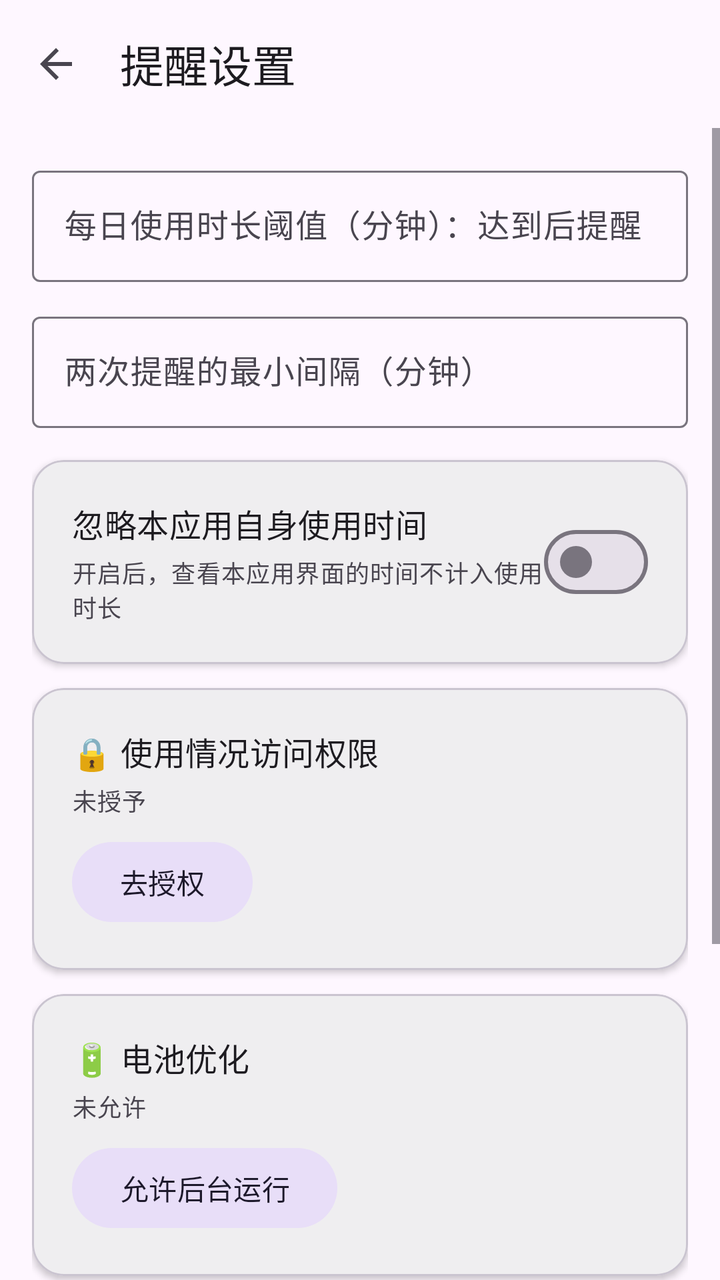
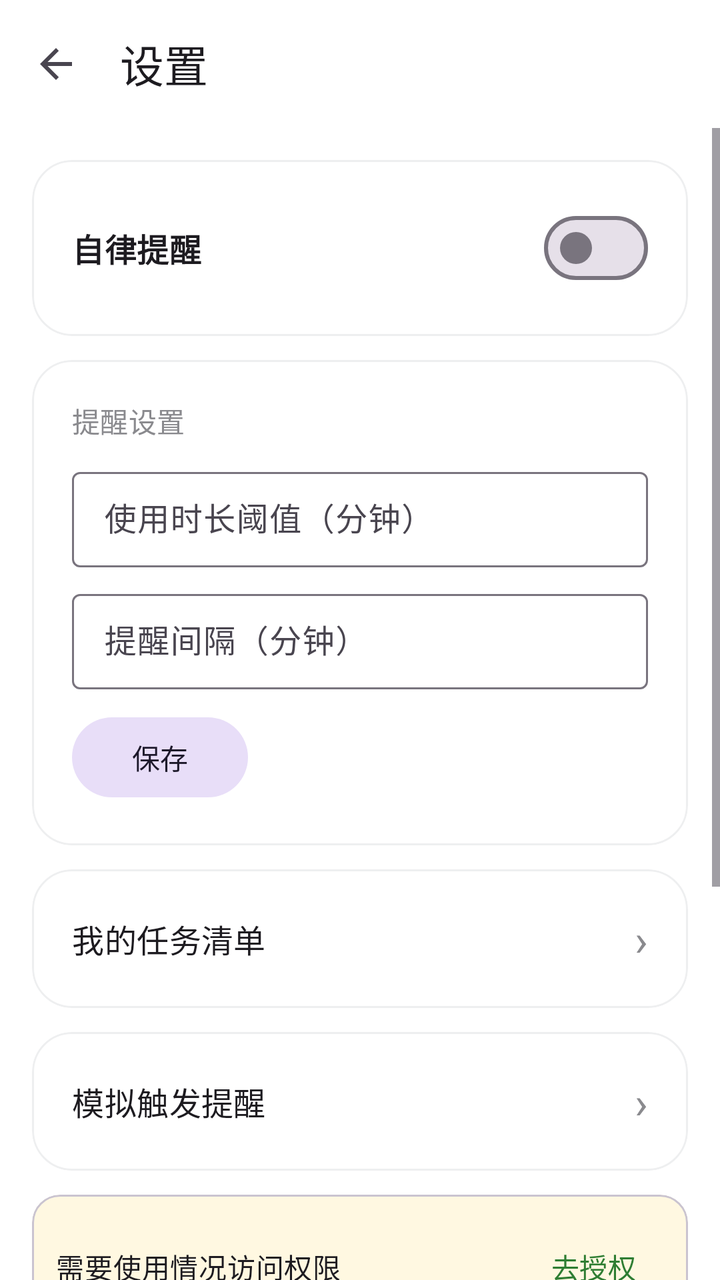

Before-and-after screenshots of an Android layout around one commit, followed by the original layout XML and the change that was made.
<!-- AndroidManifest.xml: application theme Theme.SelfDiscipline -->
<!-- res/layout/activity_settings.xml -->
<?xml version="1.0" encoding="utf-8"?>
<LinearLayout xmlns:android="http://schemas.android.com/apk/res/android"
    xmlns:app="http://schemas.android.com/apk/res-auto"
    android:layout_width="match_parent"
    android:layout_height="match_parent"
    android:orientation="vertical">

    <com.google.android.material.appbar.MaterialToolbar
        android:id="@+id/toolbar"
        android:layout_width="match_parent"
        android:layout_height="?attr/actionBarSize"
        app:navigationIcon="?attr/homeAsUpIndicator"
        app:title="提醒设置" />

    <ScrollView
        android:layout_width="match_parent"
        android:layout_height="0dp"
        android:layout_weight="1">

        <LinearLayout
            android:layout_width="match_parent"
            android:layout_height="wrap_content"
            android:orientation="vertical"
            android:padding="16dp">

            <com.google.android.material.textfield.TextInputLayout
                android:layout_width="match_parent"
                android:layout_height="wrap_content"
                android:hint="每日使用时长阈值（分钟）：达到后提醒"
                style="@style/Widget.Material3.TextInputLayout.OutlinedBox">

                <com.google.android.material.textfield.TextInputEditText
                    android:id="@+id/etThreshold"
                    android:layout_width="match_parent"
                    android:layout_height="wrap_content"
                    android:inputType="number"
                    android:maxLines="1" />
            </com.google.android.material.textfield.TextInputLayout>

            <com.google.android.material.textfield.TextInputLayout
                android:layout_width="match_parent"
                android:layout_height="wrap_content"
                android:layout_marginTop="12dp"
                android:hint="两次提醒的最小间隔（分钟）"
                style="@style/Widget.Material3.TextInputLayout.OutlinedBox">

                <com.google.android.material.textfield.TextInputEditText
                    android:id="@+id/etInterval"
                    android:layout_width="match_parent"
                    android:layout_height="wrap_content"
                    android:inputType="number"
                    android:maxLines="1" />
            </com.google.android.material.textfield.TextInputLayout>

            
            <com.google.android.material.card.MaterialCardView
                android:layout_width="match_parent"
                android:layout_height="wrap_content"
                android:layout_marginTop="16dp"
                app:cardCornerRadius="16dp"
                app:cardElevation="2dp">

                <LinearLayout
                    android:layout_width="match_parent"
                    android:layout_height="wrap_content"
                    android:gravity="center_vertical"
                    android:orientation="horizontal"
                    android:padding="20dp">

                    <LinearLayout
                        android:layout_width="0dp"
                        android:layout_height="wrap_content"
                        android:layout_weight="1"
                        android:orientation="vertical">

                        <TextView
                            android:layout_width="wrap_content"
                            android:layout_height="wrap_content"
                            android:text="忽略本应用自身使用时间"
                            android:textAppearance="?attr/textAppearanceTitleMedium" />

                        <TextView
                            android:layout_width="wrap_content"
                            android:layout_height="wrap_content"
                            android:layout_marginTop="4dp"
                            android:text="开启后，查看本应用界面的时间不计入使用时长"
                            android:textAppearance="?attr/textAppearanceBodySmall"
                            android:textColor="?android:attr/textColorSecondary" />
                    </LinearLayout>

                    <com.google.android.material.materialswitch.MaterialSwitch
                        android:id="@+id/switchExcludeSelf"
                        android:layout_width="wrap_content"
                        android:layout_height="wrap_content" />
                </LinearLayout>
            </com.google.android.material.card.MaterialCardView>

            
            <com.google.android.material.card.MaterialCardView
                android:layout_width="match_parent"
                android:layout_height="wrap_content"
                android:layout_marginTop="12dp"
                app:cardCornerRadius="16dp"
                app:cardElevation="2dp">

                <LinearLayout
                    android:layout_width="match_parent"
                    android:layout_height="wrap_content"
                    android:orientation="vertical"
                    android:padding="20dp">

                    <TextView
                        android:layout_width="wrap_content"
                        android:layout_height="wrap_content"
                        android:text="🔒 使用情况访问权限"
                        android:textAppearance="?attr/textAppearanceTitleMedium" />

                    <TextView
                        android:id="@+id/tvPermissionStatus"
                        android:layout_width="wrap_content"
                        android:layout_height="wrap_content"
                        android:layout_marginTop="4dp"
                        android:text="未授予"
                        android:textAppearance="?attr/textAppearanceBodySmall"
                        android:textColor="?android:attr/textColorSecondary" />

                    <com.google.android.material.button.MaterialButton
                        android:id="@+id/btnGrantPermission"
                        android:layout_width="wrap_content"
                        android:layout_height="wrap_content"
                        android:layout_marginTop="8dp"
                        android:text="去授权"
                        style="@style/Widget.Material3.Button.TonalButton" />
                </LinearLayout>
            </com.google.android.material.card.MaterialCardView>

            
            <com.google.android.material.card.MaterialCardView
                android:layout_width="match_parent"
                android:layout_height="wrap_content"
                android:layout_marginTop="12dp"
                app:cardCornerRadius="16dp"
                app:cardElevation="2dp">

                <LinearLayout
                    android:layout_width="match_parent"
                    android:layout_height="wrap_content"
                    android:orientation="vertical"
                    android:padding="20dp">

                    <TextView
                        android:layout_width="wrap_content"
                        android:layout_height="wrap_content"
                        android:text="🔋 电池优化"
                        android:textAppearance="?attr/textAppearanceTitleMedium" />

                    <TextView
                        android:id="@+id/tvBatteryStatus"
                        android:layout_width="wrap_content"
                        android:layout_height="wrap_content"
                        android:layout_marginTop="4dp"
                        android:text="未允许"
                        android:textAppearance="?attr/textAppearanceBodySmall"
                        android:textColor="?android:attr/textColorSecondary" />

                    <com.google.android.material.button.MaterialButton
                        android:id="@+id/btnBattery"
                        android:layout_width="wrap_content"
                        android:layout_height="wrap_content"
                        android:layout_marginTop="8dp"
                        android:text="允许后台运行"
                        style="@style/Widget.Material3.Button.TonalButton" />
                </LinearLayout>
            </com.google.android.material.card.MaterialCardView>

            
            <com.google.android.material.card.MaterialCardView
                android:id="@+id/cardDeviceCompat"
                android:layout_width="match_parent"
                android:layout_height="wrap_content"
                android:layout_marginTop="12dp"
                app:cardCornerRadius="16dp"
                app:cardElevation="2dp">

                <LinearLayout
                    android:layout_width="match_parent"
                    android:layout_height="wrap_content"
                    android:orientation="vertical"
                    android:padding="20dp">

                    <TextView
                        android:layout_width="wrap_content"
                        android:layout_height="wrap_content"
                        android:text="📱 系统适配（HyperOS / MIUI）"
                        android:textAppearance="?attr/textAppearanceTitleMedium" />

                    <TextView
                        android:id="@+id/tvDeviceCompatStatus"
                        android:layout_width="wrap_content"
                        android:layout_height="wrap_content"
                        android:layout_marginTop="4dp"
                        android:text="为保证后台监控与提醒正常，请依次完成以下设置"
                        android:textAppearance="?attr/textAppearanceBodySmall"
                        android:textColor="?android:attr/textColorSecondary" />

                    <LinearLayout
                        android:layout_width="match_parent"
                        android:layout_height="wrap_content"
                        android:layout_marginTop="10dp"
                        android:orientation="horizontal">

                        <com.google.android.material.button.MaterialButton
                            android:id="@+id/btnAutoStart"
                            android:layout_width="0dp"
                            android:layout_height="wrap_content"
                            android:layout_weight="1"
                            android:minWidth="0dp"
                            android:paddingStart="4dp"
                            android:paddingEnd="4dp"
                            android:text="自启动"
                            android:textSize="13sp"
                            style="@style/Widget.Material3.Button.TonalButton" />

                        <com.google.android.material.button.MaterialButton
                            android:id="@+id/btnPermEditor"
                            android:layout_width="0dp"
                            android:layout_height="wrap_content"
                            android:layout_marginStart="8dp"
                            android:layout_weight="1"
                            android:minWidth="0dp"
                            android:paddingStart="4dp"
                            android:paddingEnd="4dp"
                            android:text="后台弹出界面"
                            android:textSize="13sp"
                            style="@style/Widget.Material3.Button.TonalButton" />

                        <com.google.android.material.button.MaterialButton
                            android:id="@+id/btnAppDetails"
                            android:layout_width="0dp"
                            android:layout_height="wrap_content"
                            android:layout_marginStart="8dp"
                            android:layout_weight="1"
                            android:minWidth="0dp"
                            android:paddingStart="4dp"
                            android:paddingEnd="4dp"
                            android:text="省电策略"
                            android:textSize="13sp"
                            style="@style/Widget.Material3.Button.TonalButton" />
                    </LinearLayout>
                </LinearLayout>
            </com.google.android.material.card.MaterialCardView>

            <com.google.android.material.button.MaterialButton
                android:id="@+id/btnSave"
                android:layout_width="match_parent"
                android:layout_height="wrap_content"
                android:layout_marginTop="20dp"
                android:text="保存设置" />
        </LinearLayout>
    </ScrollView>
</LinearLayout>
<!-- resources referenced by this layout -->
<resources>
  <style name="Theme.SelfDiscipline" parent="Theme.Material3.DayNight.NoActionBar">
          <item name="colorPrimary">@color/primary</item>
          <item name="colorOnPrimary">@color/white</item>
          <item name="colorPrimaryContainer">@color/primary_container</item>
          <item name="colorOnPrimaryContainer">@color/on_primary_container</item>
      </style>
  <color name="primary">#2E7D32</color>
  <color name="white">#FFFFFF</color>
  <color name="primary_container">#A5D6A7</color>
  <color name="on_primary_container">#1B5E20</color>
</resources>

<!-- the commit's change to res/layout/activity_settings.xml (unified diff, before → after) -->
@@ -3,19 +3,22 @@
     xmlns:app="http://schemas.android.com/apk/res-auto"
     android:layout_width="match_parent"
     android:layout_height="match_parent"
+    android:background="@color/white"
     android:orientation="vertical">
 
     <com.google.android.material.appbar.MaterialToolbar
         android:id="@+id/toolbar"
         android:layout_width="match_parent"
         android:layout_height="?attr/actionBarSize"
+        android:background="@color/white"
         app:navigationIcon="?attr/homeAsUpIndicator"
-        app:title="提醒设置" />
+        app:title="设置"
+        app:titleTextAppearance="?attr/textAppearanceTitleLarge" />
 
     <ScrollView
         android:layout_width="match_parent"
-        android:layout_height="0dp"
-        android:layout_weight="1">
+        android:layout_height="match_parent"
+        android:fillViewport="true">
 
         <LinearLayout
             android:layout_width="match_parent"
@@ -23,42 +26,224 @@
             android:orientation="vertical"
             android:padding="16dp">
 
-            <com.google.android.material.textfield.TextInputLayout
-                android:layout_width="match_parent"
-                android:layout_height="wrap_content"
-                android:hint="每日使用时长阈值（分钟）：达到后提醒"
-                style="@style/Widget.Material3.TextInputLayout.OutlinedBox">
-
-                <com.google.android.material.textfield.TextInputEditText
-                    android:id="@+id/etThreshold"
-                    android:layout_width="match_parent"
-                    android:layout_height="wrap_content"
-                    android:inputType="number"
-                    android:maxLines="1" />
-            </com.google.android.material.textfield.TextInputLayout>
-
-            <com.google.android.material.textfield.TextInputLayout
-                android:layout_width="match_parent"
-                android:layout_height="wrap_content"
-                android:layout_marginTop="12dp"
-                android:hint="两次提醒的最小间隔（分钟）"
-                style="@style/Widget.Material3.TextInputLayout.OutlinedBox">
-
-                <com.google.android.material.textfield.TextInputEditText
-                    android:id="@+id/etInterval"
-                    android:layout_width="match_parent"
-                    android:layout_height="wrap_content"
-                    android:inputType="number"
-                    android:maxLines="1" />
-            </com.google.android.material.textfield.TextInputLayout>
-
-            
-            <com.google.android.material.card.MaterialCardView
-                android:layout_width="match_parent"
-                android:layout_height="wrap_content"
-                android:layout_marginTop="16dp"
-                app:cardCornerRadius="16dp"
-                app:cardElevation="2dp">
+            
+            <com.google.android.material.card.MaterialCardView
+                android:layout_width="match_parent"
+                android:layout_height="wrap_content"
+                app:cardBackgroundColor="@color/surface"
+                app:cardCornerRadius="20dp"
+                app:cardElevation="0dp"
+                app:strokeColor="#EEEFF0"
+                app:strokeWidth="1dp">
+
+                <LinearLayout
+                    android:layout_width="match_parent"
+                    android:layout_height="wrap_content"
+                    android:gravity="center_vertical"
+                    android:orientation="horizontal"
+                    android:padding="20dp">
+
+                    <TextView
+                        android:layout_width="0dp"
+                        android:layout_height="wrap_content"
+                        android:layout_weight="1"
+                        android:text="自律提醒"
+                        android:textAppearance="?attr/textAppearanceTitleMedium"
+                        android:textStyle="bold" />
+
+                    <com.google.android.material.materialswitch.MaterialSwitch
+                        android:id="@+id/switchMonitor"
+                        android:layout_width="wrap_content"
+                        android:layout_height="wrap_content" />
+                </LinearLayout>
+            </com.google.android.material.card.MaterialCardView>
+
+            
+            <com.google.android.material.card.MaterialCardView
+                android:layout_width="match_parent"
+                android:layout_height="wrap_content"
+                android:layout_marginTop="12dp"
+                app:cardBackgroundColor="@color/surface"
+                app:cardCornerRadius="20dp"
+                app:cardElevation="0dp"
+                app:strokeColor="#EEEFF0"
+                app:strokeWidth="1dp">
+
+                <LinearLayout
+                    android:layout_width="match_parent"
+                    android:layout_height="wrap_content"
+                    android:orientation="vertical"
+                    android:padding="20dp">
+
+                    <TextView
+                        android:layout_width="wrap_content"
+                        android:layout_height="wrap_content"
+                        android:text="提醒设置"
+                        android:textAppearance="?attr/textAppearanceLabelLarge"
+                        android:textColor="@color/text_secondary" />
+
+                    <com.google.android.material.textfield.TextInputLayout
+                        android:layout_width="match_parent"
+                        android:layout_height="wrap_content"
+                        android:layout_marginTop="10dp"
+                        android:hint="使用时长阈值（分钟）"
+                        style="@style/Widget.Material3.TextInputLayout.OutlinedBox.Dense">
+
+                        <com.google.android.material.textfield.TextInputEditText
+                            android:id="@+id/etThreshold"
+                            android:layout_width="match_parent"
+                            android:layout_height="wrap_content"
+                            android:inputType="number"
+                            android:maxLines="1" />
+                    </com.google.android.material.textfield.TextInputLayout>
+
+                    <com.google.android.material.textfield.TextInputLayout
+                        android:layout_width="match_parent"
+                        android:layout_height="wrap_content"
+                        android:layout_marginTop="8dp"
+                        android:hint="提醒间隔（分钟）"
+                        style="@style/Widget.Material3.TextInputLayout.OutlinedBox.Dense">
+
+                        <com.google.android.material.textfield.TextInputEditText
+                            android:id="@+id/etInterval"
+                            android:layout_width="match_parent"
+                            android:layout_height="wrap_content"
+                            android:inputType="number"
+                            android:maxLines="1" />
+                    </com.google.android.material.textfield.TextInputLayout>
+
+                    <com.google.android.material.button.MaterialButton
+                        android:id="@+id/btnSave"
+                        android:layout_width="wrap_content"
+                        android:layout_height="wrap_content"
+                        android:layout_marginTop="10dp"
+                        android:text="保存"
+                        style="@style/Widget.Material3.Button.TonalButton" />
+                </LinearLayout>
+            </com.google.android.material.card.MaterialCardView>
+
+            
+            <com.google.android.material.card.MaterialCardView
+                android:id="@+id/cardTaskList"
+                android:layout_width="match_parent"
+                android:layout_height="wrap_content"
+                android:layout_marginTop="12dp"
+                android:clickable="true"
+                android:focusable="true"
+                android:foreground="?attr/selectableItemBackground"
+                app:cardBackgroundColor="@color/surface"
+                app:cardCornerRadius="20dp"
+                app:cardElevation="0dp"
+                app:strokeColor="#EEEFF0"
+                app:strokeWidth="1dp">
+
+                <LinearLayout
+                    android:layout_width="match_parent"
+                    android:layout_height="wrap_content"
+                    android:gravity="center_vertical"
+                    android:orientation="horizontal"
+                    android:padding="20dp">
+
+                    <TextView
+                        android:layout_width="0dp"
+                        android:layout_height="wrap_content"
+                        android:layout_weight="1"
+                        android:text="我的任务清单"
+                        android:textAppearance="?attr/textAppearanceTitleMedium" />
+
+                    <TextView
+                        android:layout_width="wrap_content"
+                        android:layout_height="wrap_content"
+                        android:text="›"
+                        android:textColor="@color/text_secondary"
+                        android:textAppearance="?attr/textAppearanceTitleLarge" />
+                </LinearLayout>
+            </com.google.android.material.card.MaterialCardView>
+
+            
+            <com.google.android.material.card.MaterialCardView
+                android:id="@+id/cardTestReminder"
+                android:layout_width="match_parent"
+                android:layout_height="wrap_content"
+                android:layout_marginTop="12dp"
+                android:clickable="true"
+                android:focusable="true"
+                android:foreground="?attr/selectableItemBackground"
+                app:cardBackgroundColor="@color/surface"
+                app:cardCornerRadius="20dp"
+                app:cardElevation="0dp"
+                app:strokeColor="#EEEFF0"
+                app:strokeWidth="1dp">
+
+                <LinearLayout
+                    android:layout_width="match_parent"
+                    android:layout_height="wrap_content"
+                    android:gravity="center_vertical"
+                    android:orientation="horizontal"
+                    android:padding="20dp">
+
+                    <TextView
+                        android:layout_width="0dp"
+                        android:layout_height="wrap_content"
+                        android:layout_weight="1"
+                        android:text="模拟触发提醒"
+                        android:textAppearance="?attr/textAppearanceTitleMedium" />
+
+                    <TextView
+                        android:layout_width="wrap_content"
+                        android:layout_height="wrap_content"
+                        android:text="›"
+                        android:textColor="@color/text_secondary"
+                        android:textAppearance="?attr/textAppearanceTitleLarge" />
+                </LinearLayout>
+            </com.google.android.material.card.MaterialCardView>
+
+            
+            <com.google.android.material.card.MaterialCardView
+                android:id="@+id/cardPermission"
+                android:layout_width="match_parent"
+                android:layout_height="wrap_content"
+                android:layout_marginTop="12dp"
+                app:cardBackgroundColor="#FFF8E1"
+                app:cardCornerRadius="14dp"
+                app:cardElevation="0dp">
+
+                <LinearLayout
+                    android:layout_width="match_parent"
+                    android:layout_height="wrap_content"
+                    android:gravity="center_vertical"
+                    android:orientation="horizontal"
+                    android:padding="12dp">
+
+                    <TextView
+                        android:layout_width="0dp"
+                        android:layout_height="wrap_content"
+                        android:layout_weight="1"
+                        android:text="需要使用情况访问权限"
+                        android:textAppearance="?attr/textAppearanceBodyMedium" />
+
+                    <com.google.android.material.button.MaterialButton
+                        android:id="@+id/btnGrantPermission"
+                        android:layout_width="wrap_content"
+                        android:layout_height="wrap_content"
+                        android:minWidth="0dp"
+                        android:paddingStart="14dp"
+                        android:paddingEnd="14dp"
+                        android:text="去授权"
+                        style="@style/Widget.Material3.Button.TextButton" />
+                </LinearLayout>
+            </com.google.android.material.card.MaterialCardView>
+
+            
+            <com.google.android.material.card.MaterialCardView
+                android:layout_width="match_parent"
+                android:layout_height="wrap_content"
+                android:layout_marginTop="12dp"
+                app:cardBackgroundColor="@color/surface"
+                app:cardCornerRadius="20dp"
+                app:cardElevation="0dp"
+                app:strokeColor="#EEEFF0"
+                app:strokeWidth="1dp">
 
                 <LinearLayout
                     android:layout_width="match_parent"
@@ -76,100 +261,27 @@
                         <TextView
                             android:layout_width="wrap_content"
                             android:layout_height="wrap_content"
-                            android:text="忽略本应用自身使用时间"
+                            android:text="电池优化"
                             android:textAppearance="?attr/textAppearanceTitleMedium" />
 
                         <TextView
+                            android:id="@+id/tvBatteryStatus"
                             android:layout_width="wrap_content"
                             android:layout_height="wrap_content"
-                            android:layout_marginTop="4dp"
-                            android:text="开启后，查看本应用界面的时间不计入使用时长"
+                            android:layout_marginTop="2dp"
                             android:textAppearance="?attr/textAppearanceBodySmall"
-                            android:textColor="?android:attr/textColorSecondary" />
+                            android:textColor="@color/text_secondary" />
                     </LinearLayout>
-
-                    <com.google.android.material.materialswitch.MaterialSwitch
-                        android:id="@+id/switchExcludeSelf"
-                        android:layout_width="wrap_content"
-                        android:layout_height="wrap_content" />
-                </LinearLayout>
-            </com.google.android.material.card.MaterialCardView>
-
-            
-            <com.google.android.material.card.MaterialCardView
-                android:layout_width="match_parent"
-                android:layout_height="wrap_content"
-                android:layout_marginTop="12dp"
-                app:cardCornerRadius="16dp"
-                app:cardElevation="2dp">
-
-                <LinearLayout
-                    android:layout_width="match_parent"
-                    android:layout_height="wrap_content"
-                    android:orientation="vertical"
-                    android:padding="20dp">
-
-                    <TextView
-                        android:layout_width="wrap_content"
-                        android:layout_height="wrap_content"
-                        android:text="🔒 使用情况访问权限"
-                        android:textAppearance="?attr/textAppearanceTitleMedium" />
-
-                    <TextView
-                        android:id="@+id/tvPermissionStatus"
-                        android:layout_width="wrap_content"
-                        android:layout_height="wrap_content"
-                        android:layout_marginTop="4dp"
-                        android:text="未授予"
-                        android:textAppearance="?attr/textAppearanceBodySmall"
-                        android:textColor="?android:attr/textColorSecondary" />
-
-                    <com.google.android.material.button.MaterialButton
-                        android:id="@+id/btnGrantPermission"
-                        android:layout_width="wrap_content"
-                        android:layout_height="wrap_content"
-                        android:layout_marginTop="8dp"
-                        android:text="去授权"
-                        style="@style/Widget.Material3.Button.TonalButton" />
-                </LinearLayout>
-            </com.google.android.material.card.MaterialCardView>
-
-            
-            <com.google.android.material.card.MaterialCardView
-                android:layout_width="match_parent"
-                android:layout_height="wrap_content"
-                android:layout_marginTop="12dp"
-                app:cardCornerRadius="16dp"
-                app:cardElevation="2dp">
-
-                <LinearLayout
-                    android:layout_width="match_parent"
-                    android:layout_height="wrap_content"
-                    android:orientation="vertical"
-                    android:padding="20dp">
-
-                    <TextView
-                        android:layout_width="wrap_content"
-                        android:layout_height="wrap_content"
-                        android:text="🔋 电池优化"
-                        android:textAppearance="?attr/textAppearanceTitleMedium" />
-
-                    <TextView
-                        android:id="@+id/tvBatteryStatus"
-                        android:layout_width="wrap_content"
-                        android:layout_height="wrap_content"
-                        android:layout_marginTop="4dp"
-                        android:text="未允许"
-                        android:textAppearance="?attr/textAppearanceBodySmall"
-                        android:textColor="?android:attr/textColorSecondary" />
 
                     <com.google.android.material.button.MaterialButton
                         android:id="@+id/btnBattery"
                         android:layout_width="wrap_content"
                         android:layout_height="wrap_content"
-                        android:layout_marginTop="8dp"
+                        android:minWidth="0dp"
+                        android:paddingStart="14dp"
+                        android:paddingEnd="14dp"
                         android:text="允许后台运行"
-                        style="@style/Widget.Material3.Button.TonalButton" />
+                        style="@style/Widget.Material3.Button.TextButton" />
                 </LinearLayout>
             </com.google.android.material.card.MaterialCardView>
 
@@ -179,8 +291,11 @@
                 android:layout_width="match_parent"
                 android:layout_height="wrap_content"
                 android:layout_marginTop="12dp"
-                app:cardCornerRadius="16dp"
-                app:cardElevation="2dp">
+                app:cardBackgroundColor="@color/surface"
+                app:cardCornerRadius="20dp"
+                app:cardElevation="0dp"
+                app:strokeColor="#EEEFF0"
+                app:strokeWidth="1dp">
 
                 <LinearLayout
                     android:layout_width="match_parent"
@@ -191,7 +306,7 @@
                     <TextView
                         android:layout_width="wrap_content"
                         android:layout_height="wrap_content"
-                        android:text="📱 系统适配（HyperOS / MIUI）"
+                        android:text="系统适配（HyperOS / MIUI）"
                         android:textAppearance="?attr/textAppearanceTitleMedium" />
 
                     <TextView
@@ -199,9 +314,8 @@
                         android:layout_width="wrap_content"
                         android:layout_height="wrap_content"
                         android:layout_marginTop="4dp"
-                        android:text="为保证后台监控与提醒正常，请依次完成以下设置"
                         android:textAppearance="?attr/textAppearanceBodySmall"
-                        android:textColor="?android:attr/textColorSecondary" />
+                        android:textColor="@color/text_secondary" />
 
                     <LinearLayout
                         android:layout_width="match_parent"
@@ -249,13 +363,6 @@
                     </LinearLayout>
                 </LinearLayout>
             </com.google.android.material.card.MaterialCardView>
-
-            <com.google.android.material.button.MaterialButton
-                android:id="@+id/btnSave"
-                android:layout_width="match_parent"
-                android:layout_height="wrap_content"
-                android:layout_marginTop="20dp"
-                android:text="保存设置" />
         </LinearLayout>
     </ScrollView>
 </LinearLayout>
<!-- resource entries referenced after the edit -->
@@ -1,14 +1,22 @@
 <!-- resources referenced by this layout -->
 <resources>
-  <style name="Theme.SelfDiscipline" parent="Theme.Material3.DayNight.NoActionBar">
+  <color name="surface">#FFFFFF</color>
+  <color name="text_secondary">#8A8A8E</color>
+  <style name="Theme.SelfDiscipline" parent="Theme.Material3.Light.NoActionBar">
           <item name="colorPrimary">@color/primary</item>
           <item name="colorOnPrimary">@color/white</item>
           <item name="colorPrimaryContainer">@color/primary_container</item>
           <item name="colorOnPrimaryContainer">@color/on_primary_container</item>
+          <item name="colorSurface">@color/surface</item>
+          <item name="colorSurfaceVariant">@color/surface_variant</item>
+          <item name="android:windowBackground">@color/white</item>
+          <item name="android:statusBarColor">@color/white</item>
+          <item name="android:windowLightStatusBar">true</item>
       </style>
   <color name="primary">#2E7D32</color>
   <color name="white">#FFFFFF</color>
   <color name="primary_container">#A5D6A7</color>
   <color name="on_primary_container">#1B5E20</color>
+  <color name="surface_variant">#F4F4F5</color>
 </resources>
 
